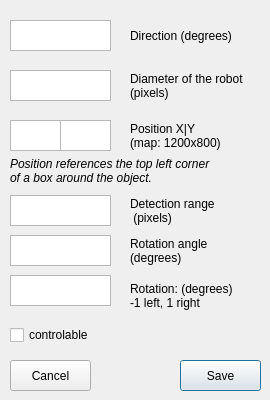
Qt form ICP_PROJECT_2024/robot_settings.ui (ToxicToxon/ICP-PROJECT-2024) before a commit.
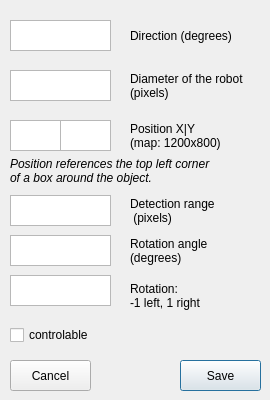
The same form after that commit.

Commit message:
Fix: Pause button and robot text
Added a functionality, where the pause button changes displayed text based on its status. Changed a mistake in the robot dialog, where orientation direction had a label specifying the value is in degrees.

The edit to the form file:
```diff
--- a/ICP_PROJECT_2024/robot_settings.ui
+++ b/ICP_PROJECT_2024/robot_settings.ui
@@ -274,7 +274,7 @@
     </rect>
    </property>
    <property name="text">
-    <string>Rotation: (degrees)
+    <string>Rotation:
 -1 left, 1 right</string>
    </property>
   </widget>
```
The commit also changes 2 other files.
